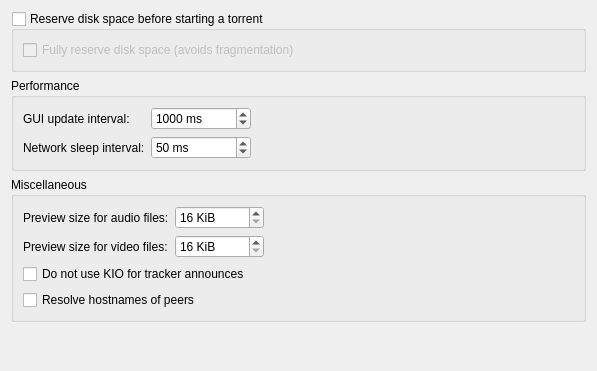
First picture: the form in ktorrent/pref/advancedpref.ui, repository KDE/ktorrent, before the edit.
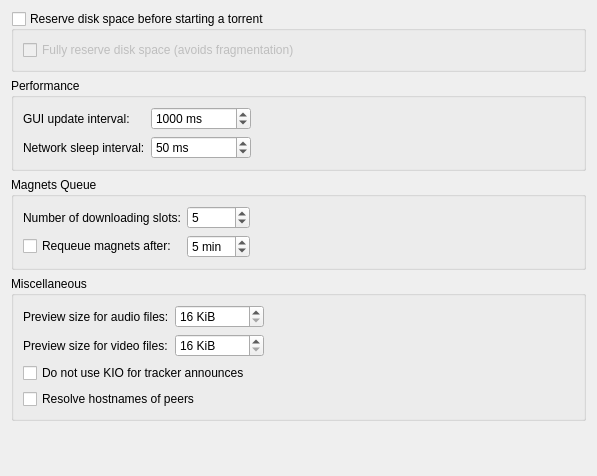
Second picture: the form after the edit.

Commit message: Implement a magnet manager

```diff
--- a/ktorrent/pref/advancedpref.ui
+++ b/ktorrent/pref/advancedpref.ui
@@ -6,8 +6,8 @@
    <rect>
     <x>0</x>
     <y>0</y>
-    <width>583</width>
-    <height>371</height>
+    <width>593</width>
+    <height>476</height>
    </rect>
   </property>
   <layout class="QVBoxLayout" name="verticalLayout_2">
@@ -126,6 +126,84 @@
      </layout>
     </widget>
    </item>
+   <item>
+    <widget class="QGroupBox" name="groupBox_2">
+     <property name="title">
+      <string>Magnets Queue</string>
+     </property>
+     <layout class="QHBoxLayout" name="horizontalLayout_2">
+      <item>
+       <layout class="QGridLayout" name="GridLayout_1">
+        <item row="0" column="0">
+         <widget class="QLabel" name="label">
+          <property name="text">
+           <string>Number of downloading slots:</string>
+          </property>
+         </widget>
+        </item>
+        <item row="0" column="1">
+         <widget class="QSpinBox" name="kcfg_numMagnetDownloadingSlots">
+          <property name="toolTip">
+           <string>&lt;html&gt;&lt;head/&gt;&lt;body&gt;&lt;p&gt;Maximum number of concurrent downloading magnets at the same time.&lt;/p&gt;&lt;p&gt;&lt;span style=&quot; font-weight:600;&quot;&gt;Note:&lt;/span&gt; If you already tweak this value and KTorrent hangs when you are trying to download a big list of magnets, try to lower it.&lt;/p&gt;&lt;/body&gt;&lt;/html&gt;</string>
+          </property>
+          <property name="minimum">
+           <number>1</number>
+          </property>
+          <property name="maximum">
+           <number>20</number>
+          </property>
+          <property name="value">
+           <number>5</number>
+          </property>
+         </widget>
+        </item>
+        <item row="1" column="0">
+         <widget class="QCheckBox" name="kcfg_requeueMagnets">
+          <property name="toolTip">
+           <string>&lt;html&gt;&lt;head/&gt;&lt;body&gt;&lt;p&gt;Whether or not the magnets that are not downloaded after a maximum period of time must be pushed back at the end of the queue.&lt;/p&gt;&lt;/body&gt;&lt;/html&gt;</string>
+          </property>
+          <property name="text">
+           <string>Requeue magnets after:</string>
+          </property>
+         </widget>
+        </item>
+        <item row="1" column="1">
+         <widget class="QSpinBox" name="kcfg_requeueMagnetsTime">
+          <property name="toolTip">
+           <string>&lt;html&gt;&lt;head/&gt;&lt;body&gt;&lt;p&gt;Maximum time that a magnet can occupy a downloading slot before it will be pushed back in the queue.&lt;/p&gt;&lt;/body&gt;&lt;/html&gt;</string>
+          </property>
+          <property name="suffix">
+           <string> min</string>
+          </property>
+          <property name="minimum">
+           <number>1</number>
+          </property>
+          <property name="maximum">
+           <number>60</number>
+          </property>
+          <property name="value">
+           <number>5</number>
+          </property>
+         </widget>
+        </item>
+       </layout>
+      </item>
+      <item>
+       <spacer name="horizontalSpacer">
+        <property name="orientation">
+         <enum>Qt::Horizontal</enum>
+        </property>
+        <property name="sizeHint" stdset="0">
+         <size>
+          <width>40</width>
+          <height>20</height>
+         </size>
+        </property>
+       </spacer>
+      </item>
+     </layout>
+    </widget>
+   </item>
    <item>
     <widget class="QGroupBox" name="groupBox">
      <property name="title">
```
The commit also changes 15 other files.
